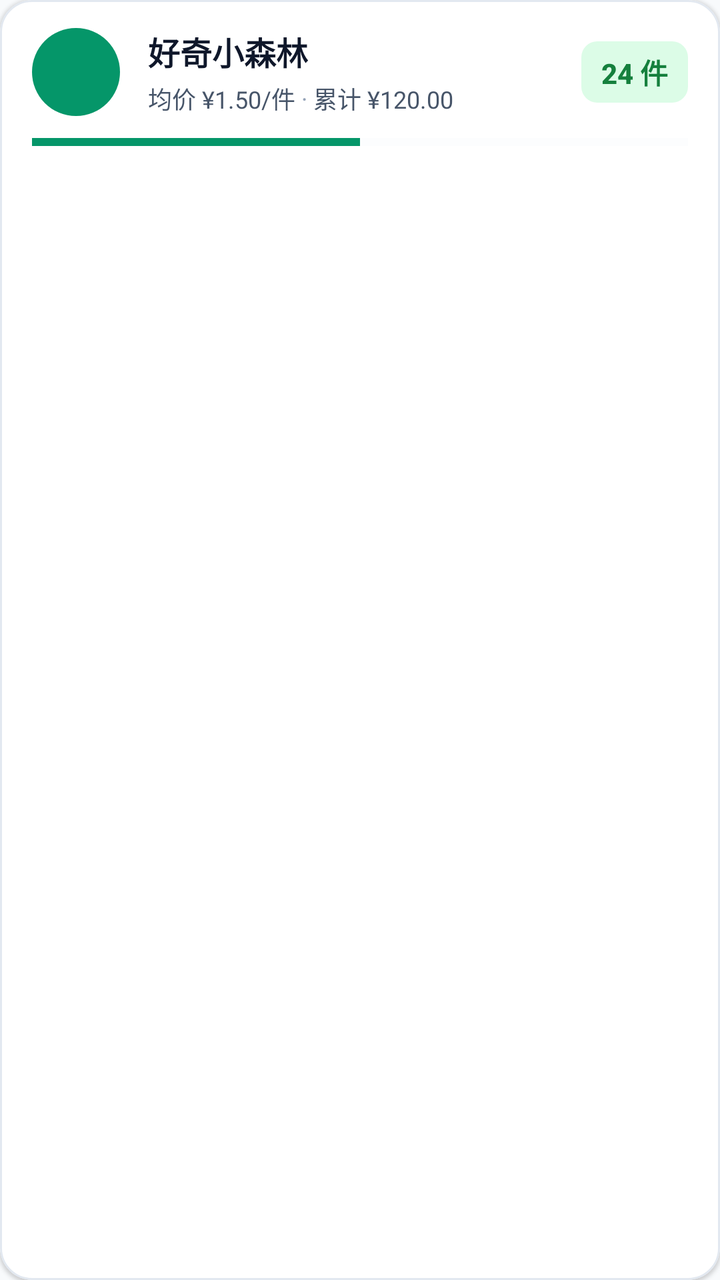
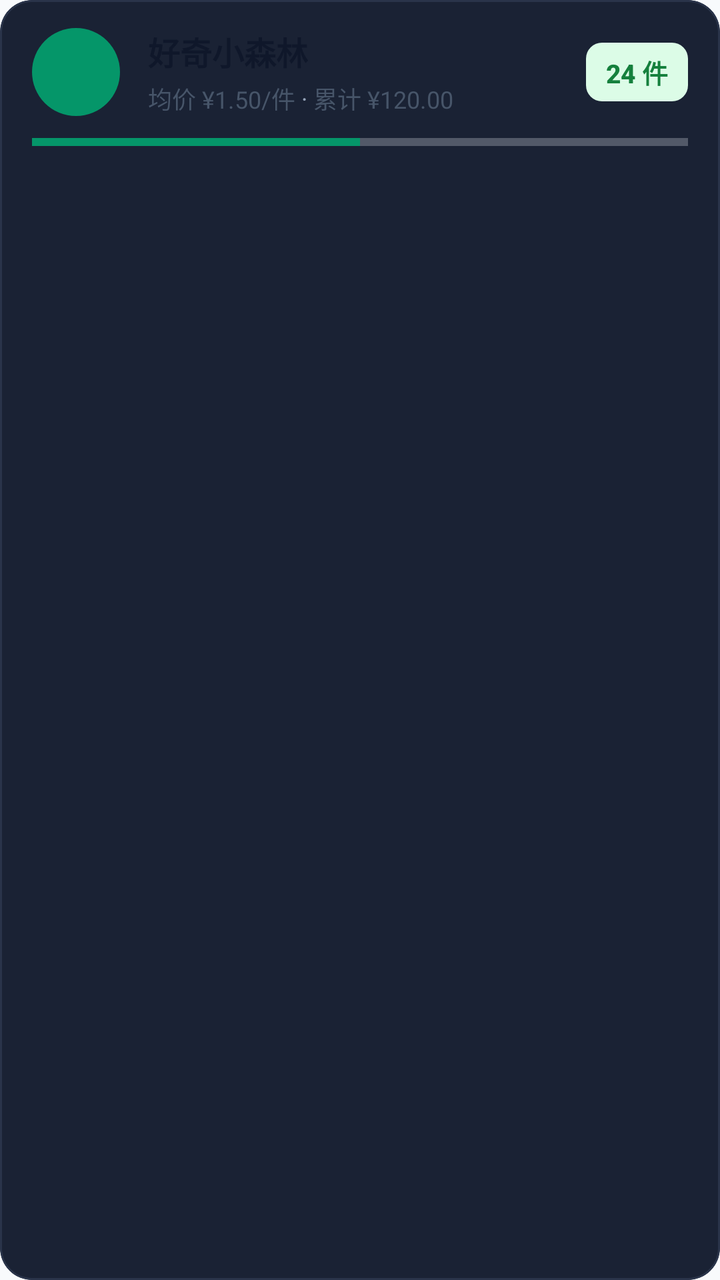

An Android layout rendered at two revisions. The XML below is the earlier revision; the diff shows what the commit changed to produce the second picture.
<!-- AndroidManifest.xml: application theme Theme.DiaperTracker -->
<!-- res/layout/item_brand_summary.xml -->
<?xml version="1.0" encoding="utf-8"?>
<com.google.android.material.card.MaterialCardView
    xmlns:android="http://schemas.android.com/apk/res/android"
    xmlns:app="http://schemas.android.com/apk/res-auto"
    android:layout_width="match_parent"
    android:layout_height="wrap_content"
    android:layout_marginHorizontal="16dp"
    android:layout_marginBottom="10dp"
    app:cardCornerRadius="16dp"
    app:cardElevation="1dp"
    app:cardBackgroundColor="@color/card"
    app:strokeColor="@color/card_border"
    app:strokeWidth="1dp"
    android:clickable="true"
    android:focusable="true"
    android:foreground="?attr/selectableItemBackground">

    <LinearLayout
        android:layout_width="match_parent"
        android:layout_height="wrap_content"
        android:orientation="vertical"
        android:paddingHorizontal="16dp"
        android:paddingVertical="14dp">

        
        <LinearLayout
            android:layout_width="match_parent"
            android:layout_height="wrap_content"
            android:orientation="horizontal"
            android:gravity="center_vertical">

            
            <TextView
                android:id="@+id/avatar"
                android:layout_width="44dp"
                android:layout_height="44dp"
                android:gravity="center"
                android:textSize="18sp"
                android:textStyle="bold"
                android:textColor="#FFFFFF"
                android:background="@drawable/bg_avatar" />

            <LinearLayout
                android:layout_width="0dp"
                android:layout_height="wrap_content"
                android:layout_weight="1"
                android:orientation="vertical"
                android:layout_marginStart="14dp">

                <TextView
                    android:id="@+id/brand_name"
                    android:layout_width="wrap_content"
                    android:layout_height="wrap_content"
                    android:text="好奇小森林"
                    android:textSize="16sp"
                    android:textStyle="bold"
                    android:textColor="@color/text_primary"
                    android:fontFamily="sans-serif-medium" />

                
                <TextView
                    android:id="@+id/item_location_tag"
                    android:layout_width="wrap_content"
                    android:layout_height="wrap_content"
                    android:text="📍 自己的家 · 主卧衣柜二层"
                    android:textSize="11sp"
                    android:textColor="@color/primary"
                    android:layout_marginTop="2dp"
                    android:visibility="gone" />

                
                <LinearLayout
                    android:layout_width="wrap_content"
                    android:layout_height="wrap_content"
                    android:orientation="horizontal"
                    android:gravity="center_vertical"
                    android:layout_marginTop="3dp">

                    <TextView
                        android:id="@+id/item_avg_price"
                        android:layout_width="wrap_content"
                        android:layout_height="wrap_content"
                        android:text="均价 ¥1.50/件"
                        android:textSize="12sp"
                        android:textColor="@color/text_secondary" />

                    <TextView
                        android:layout_width="wrap_content"
                        android:layout_height="wrap_content"
                        android:text=" · "
                        android:textSize="12sp"
                        android:textColor="@color/text_tertiary" />

                    <TextView
                        android:id="@+id/item_amount"
                        android:layout_width="wrap_content"
                        android:layout_height="wrap_content"
                        android:text="累计 ¥120.00"
                        android:textSize="12sp"
                        android:textColor="@color/text_secondary" />
                </LinearLayout>
            </LinearLayout>

            
            <LinearLayout
                android:id="@+id/stock_badge_layout"
                android:layout_width="wrap_content"
                android:layout_height="wrap_content"
                android:orientation="horizontal"
                android:gravity="center"
                android:paddingHorizontal="10dp"
                android:paddingVertical="5dp"
                android:background="@drawable/bg_stock_healthy">

                <TextView
                    android:id="@+id/item_count"
                    android:layout_width="wrap_content"
                    android:layout_height="wrap_content"
                    android:text="24 件"
                    android:textSize="14sp"
                    android:textStyle="bold"
                    android:textColor="@color/stock_healthy_text"
                    android:fontFamily="sans-serif-medium" />
            </LinearLayout>

        </LinearLayout>

        
        <ProgressBar
            android:id="@+id/share_bar"
            style="@android:style/Widget.Material.ProgressBar.Horizontal"
            android:layout_width="match_parent"
            android:layout_height="6dp"
            android:layout_marginTop="10dp"
            android:max="100"
            android:progress="50"
            android:progressTint="@color/primary"
            android:progressBackgroundTint="@color/input_bg" />

    </LinearLayout>

</com.google.android.material.card.MaterialCardView>
<!-- resources referenced by this layout -->
<resources>
  <color name="card">#FFFFFF</color>
  <color name="card_border">#E2E8F0</color>
  <color name="input_bg">#F1F5F9</color>
  <color name="primary">#059669</color>
  <color name="stock_healthy_text">#15803D</color>
  <color name="text_primary">#0F172A</color>
  <color name="text_secondary">#475569</color>
  <color name="text_tertiary">#94A3B8</color>
  <!-- drawable bg_avatar (drawable) -->
  <?xml version="1.0" encoding="utf-8"?>
  <shape xmlns:android="http://schemas.android.com/apk/res/android" android:shape="oval">
      <solid android:color="@color/primary" />
  </shape>
  <!-- drawable bg_stock_healthy (drawable) -->
  <?xml version="1.0" encoding="utf-8"?>
  <shape xmlns:android="http://schemas.android.com/apk/res/android"
      android:shape="rectangle">
      <solid android:color="@color/stock_healthy_bg" />
      <corners android:radius="8dp" />
  </shape>
  <style name="Theme.DiaperTracker" parent="Theme.Material3.DayNight.NoActionBar">
          <item name="colorPrimary">@color/primary</item>
          <item name="colorPrimaryDark">@color/primary_dark</item>
          <item name="colorSecondary">@color/accent</item>
          <item name="android:colorBackground">@color/background</item>
          <item name="android:statusBarColor">@color/primary_dark</item>
          <item name="android:windowLightStatusBar">false</item>
          <item name="android:navigationBarColor">@color/card</item>
          <item name="android:windowLightNavigationBar">true</item>
      </style>
  <color name="stock_healthy_bg">#DCFCE7</color>
  <color name="primary_dark">#047857</color>
  <color name="accent">#F59E0B</color>
  <color name="background">#F8FAFC</color>
</resources>

<!-- the commit's change to res/layout/item_brand_summary.xml (unified diff, before → after) -->
@@ -7,9 +7,9 @@
     android:layout_marginHorizontal="16dp"
     android:layout_marginBottom="10dp"
     app:cardCornerRadius="16dp"
-    app:cardElevation="1dp"
-    app:cardBackgroundColor="@color/card"
-    app:strokeColor="@color/card_border"
+    app:cardElevation="0dp"
+    app:cardBackgroundColor="#1A2234"
+    app:strokeColor="#2A344A"
     app:strokeWidth="1dp"
     android:clickable="true"
     android:focusable="true"
@@ -45,7 +45,8 @@
                 android:layout_height="wrap_content"
                 android:layout_weight="1"
                 android:orientation="vertical"
-                android:layout_marginStart="14dp">
+                android:layout_marginStart="14dp"
+                android:layout_marginEnd="8dp">
 
                 <TextView
                     android:id="@+id/brand_name"
@@ -55,7 +56,9 @@
                     android:textSize="16sp"
                     android:textStyle="bold"
                     android:textColor="@color/text_primary"
-                    android:fontFamily="sans-serif-medium" />
+                    android:fontFamily="sans-serif-medium"
+                    android:maxLines="1"
+                    android:ellipsize="end" />
 
                 
                 <TextView
@@ -66,11 +69,13 @@
                     android:textSize="11sp"
                     android:textColor="@color/primary"
                     android:layout_marginTop="2dp"
+                    android:maxLines="1"
+                    android:ellipsize="end"
                     android:visibility="gone" />
 
                 
                 <LinearLayout
-                    android:layout_width="wrap_content"
+                    android:layout_width="match_parent"
                     android:layout_height="wrap_content"
                     android:orientation="horizontal"
                     android:gravity="center_vertical"
@@ -82,7 +87,9 @@
                         android:layout_height="wrap_content"
                         android:text="均价 ¥1.50/件"
                         android:textSize="12sp"
-                        android:textColor="@color/text_secondary" />
+                        android:textColor="@color/text_secondary"
+                        android:maxLines="1"
+                        android:ellipsize="end" />
 
                     <TextView
                         android:layout_width="wrap_content"
@@ -97,7 +104,9 @@
                         android:layout_height="wrap_content"
                         android:text="累计 ¥120.00"
                         android:textSize="12sp"
-                        android:textColor="@color/text_secondary" />
+                        android:textColor="@color/text_secondary"
+                        android:maxLines="1"
+                        android:ellipsize="end" />
                 </LinearLayout>
             </LinearLayout>
 
@@ -117,7 +126,7 @@
                     android:layout_width="wrap_content"
                     android:layout_height="wrap_content"
                     android:text="24 件"
-                    android:textSize="14sp"
+                    android:textSize="13sp"
                     android:textStyle="bold"
                     android:textColor="@color/stock_healthy_text"
                     android:fontFamily="sans-serif-medium" />
<!-- resource entries referenced after the edit -->
@@ -1,7 +1,6 @@
 <!-- resources referenced by this layout -->
 <resources>
   <color name="card">#FFFFFF</color>
-  <color name="card_border">#E2E8F0</color>
   <color name="input_bg">#F1F5F9</color>
   <color name="primary">#059669</color>
   <color name="stock_healthy_text">#15803D</color>
